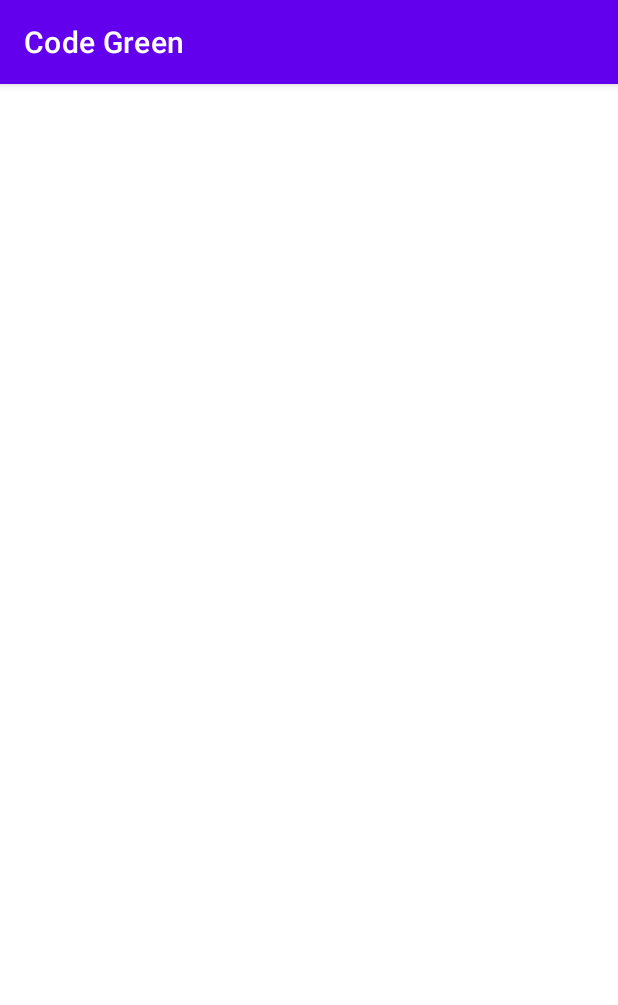
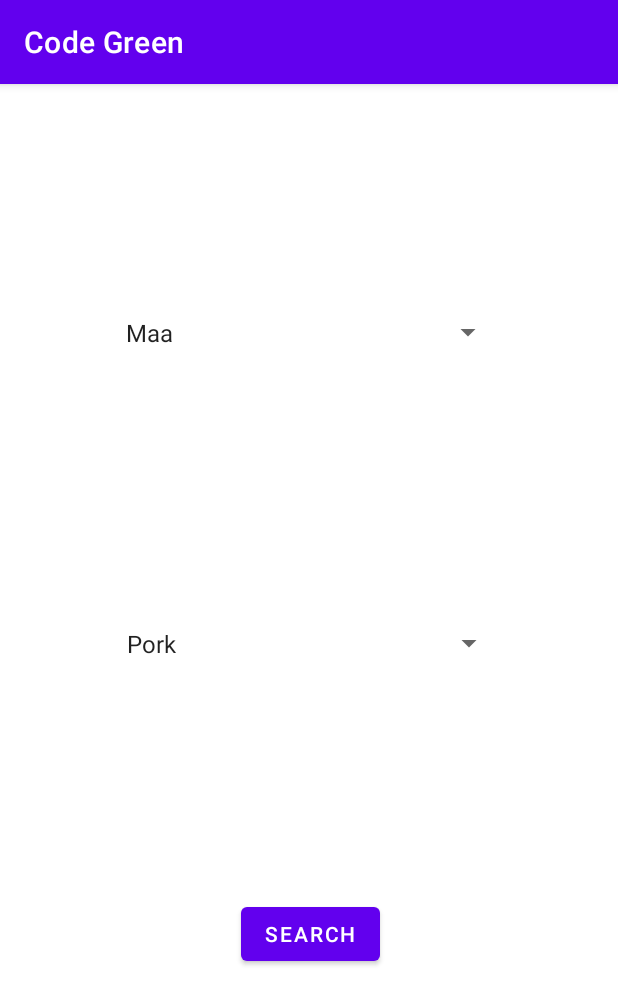
Before and after one commit to ZaitonZz/CodeGreen, an Android app: the SearchActivity screen opened directly, with no data from a screen before it, on a phone screen of 412 x 824 dp. Shown: the top 1005 px of the screen. Run offline under Robolectric (Android 15) with nearby library versions, the phone set to English and light mode, and no system bars.

Commit message:
added basic option in search, updated onBackPressed and made the program welcome user

```diff
--- a/app/src/main/java/com/example/codegreen/Controller/getProgressBar.java
+++ b/app/src/main/java/com/example/codegreen/Controller/GetProgressBar.java
@@ -11,7 +11,7 @@ import android.widget.TextView;
 
 //TODO: find better design for loading screen
 
-public class getProgressBar extends Animation {
+public class GetProgressBar extends Animation {
     private Context context;
     private TextView textView;
     private android.widget.ProgressBar progressBar;
@@ -21,7 +21,7 @@ public class getProgressBar extends Animation {
     private Intent toG;
     private boolean called = false;
 
-    public getProgressBar(Context context, TextView textView, android.widget.ProgressBar progressBar, float from, float to, Class nextActivity) {
+    public GetProgressBar(Context context, TextView textView, android.widget.ProgressBar progressBar, float from, float to, Class nextActivity) {
         this.context = context;
         this.textView = textView;
         this.progressBar = progressBar;
--- a/app/src/main/java/com/example/codegreen/View/SearchActivity.java
+++ b/app/src/main/java/com/example/codegreen/View/SearchActivity.java
@@ -1,16 +1,36 @@
 package com.example.codegreen.View;
 
 import android.os.Bundle;
+import android.widget.ArrayAdapter;
+import android.widget.Spinner;
 
 import androidx.appcompat.app.AppCompatActivity;
 
 import com.example.codegreen.R;
 
 public class SearchActivity extends AppCompatActivity {
+    Spinner spinnerAreas, spinnerProduce;
 
     @Override
     protected void onCreate(Bundle savedInstanceState) {
         super.onCreate(savedInstanceState);
         setContentView(R.layout.activity_search);
+        spinnerAreas=findViewById(R.id.spinnerAreas);
+        spinnerProduce = findViewById(R.id.spinnerProduce);
+
+        ArrayAdapter<CharSequence>adapter= ArrayAdapter.createFromResource(this, R.array.Areas, android.R.layout.simple_spinner_item);
+        adapter.setDropDownViewResource(android.R.layout.simple_spinner_item);
+        spinnerAreas.setAdapter(adapter);
+
+        adapter= ArrayAdapter.createFromResource(this, R.array.Produce, android.R.layout.simple_spinner_item);
+        adapter.setDropDownViewResource(android.R.layout.simple_spinner_item);
+        spinnerProduce.setAdapter(adapter);
+    }
+
+    @Override
+    public void onBackPressed() {
+        moveTaskToBack(true);
+        android.os.Process.killProcess(android.os.Process.myPid());
+        System.exit(0);
     }
 }
--- a/app/src/main/java/com/example/codegreen/ui/login/LoginViewModel.java
+++ b/app/src/main/java/com/example/codegreen/ui/login/LoginViewModel.java
@@ -35,7 +35,7 @@ public class LoginViewModel extends ViewModel {
 
         if (result instanceof Result.Success) {
             LoggedInUser data = ((Result.Success<LoggedInUser>) result).getData();
-            loginResult.setValue(new LoginResult(new LoggedInUserView(data.getDisplayName())));
+            loginResult.setValue(new LoginResult(new LoggedInUserView(username)));
         } else {
             loginResult.setValue(new LoginResult(R.string.login_failed));
         }
--- a/app/src/main/res/layout/activity_search.xml
+++ b/app/src/main/res/layout/activity_search.xml
@@ -6,4 +6,35 @@
     android:layout_height="match_parent"
     tools:context=".View.SearchActivity">
 
+    <Spinner
+        android:id="@+id/spinnerProduce"
+        android:layout_width="260dp"
+        android:layout_height="59dp"
+        android:layout_marginTop="148dp"
+        android:spinnerMode="dropdown"
+        app:layout_constraintEnd_toEndOf="parent"
+        app:layout_constraintHorizontal_bias="0.503"
+        app:layout_constraintStart_toStartOf="parent"
+        app:layout_constraintTop_toBottomOf="@+id/spinnerAreas" />
+
+    <Spinner
+        android:id="@+id/spinnerAreas"
+        android:layout_width="260dp"
+        android:layout_height="59dp"
+        android:layout_marginTop="136dp"
+        android:prompt="@string/areasHint"
+        android:spinnerMode="dropdown"
+        app:layout_constraintEnd_toEndOf="parent"
+        app:layout_constraintStart_toStartOf="parent"
+        app:layout_constraintTop_toTopOf="parent" />
+
+    <Button
+        android:id="@+id/confirmSearch"
+        android:layout_width="wrap_content"
+        android:layout_height="wrap_content"
+        android:layout_marginTop="140dp"
+        android:text="Search"
+        app:layout_constraintEnd_toEndOf="@+id/spinnerProduce"
+        app:layout_constraintStart_toStartOf="@+id/spinnerProduce"
+        app:layout_constraintTop_toBottomOf="@+id/spinnerProduce" />
 </androidx.constraintlayout.widget.ConstraintLayout>
--- a/app/src/main/res/values/strings.xml
+++ b/app/src/main/res/values/strings.xml
@@ -7,6 +7,24 @@
     <string name="action_sign_in_short">Sign in</string>
     <string name="welcome">"Welcome !"</string>
     <string name="invalid_username">Not a valid username</string>
+    <string name="areasHint">Areas</string>
     <string name="invalid_password">Password must be >5 characters</string>
     <string name="login_failed">"Login failed"</string>
+    <string-array name="Areas">
+        <item>Maa</item>
+        <item>Buhangin</item>
+        <item>Indangan</item>
+        <item>Bangkerohan</item>
+        <item>Agdao</item>
+    </string-array>
+    <string-array name="Produce">
+        <item>Pork</item>
+        <item>Beef</item>
+        <item>Chicken</item>
+        <item>Goat</item>
+        <item>Fish</item>
+        <item>Clams</item>
+        <item>Squid</item>
+        <item>Shrimp</item>
+    </string-array>
 </resources>
```
Also changed, not shown: app/src/main/java/com/example/codegreen/View/LogoActivity.java (+6 -8 lines), app/src/main/java/com/example/codegreen/View/MainScreenActivity.java (+24 -0 lines), app/src/main/java/com/example/codegreen/data/Model/CurrentUser.java (added, +17 -0 lines), app/src/main/java/com/example/codegreen/ui/login/LoginActivity.java (+13 -3 lines), app/src/main/res/layout/activity_main_screen.xml (+12 -1 lines).
